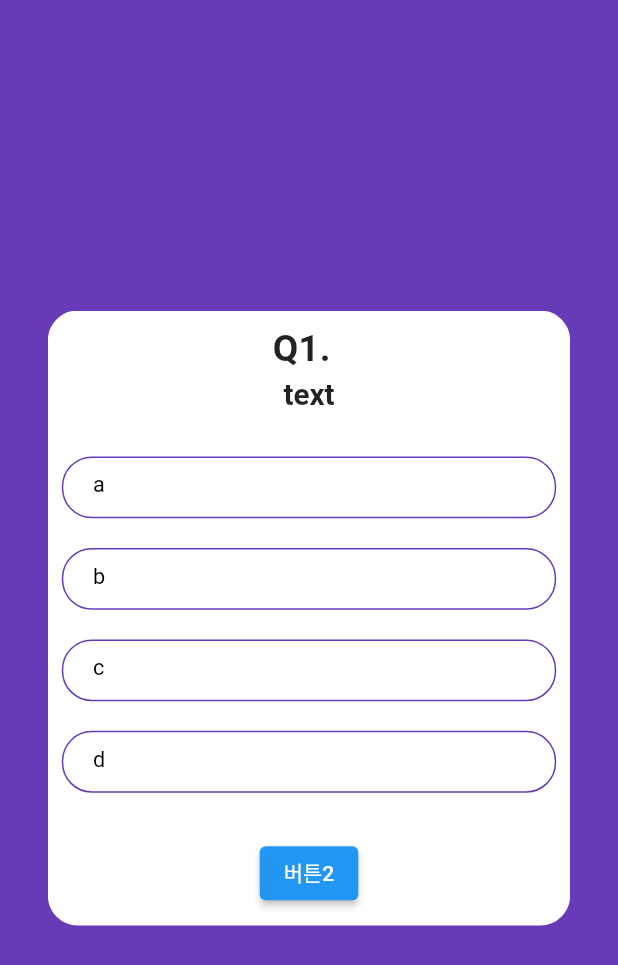
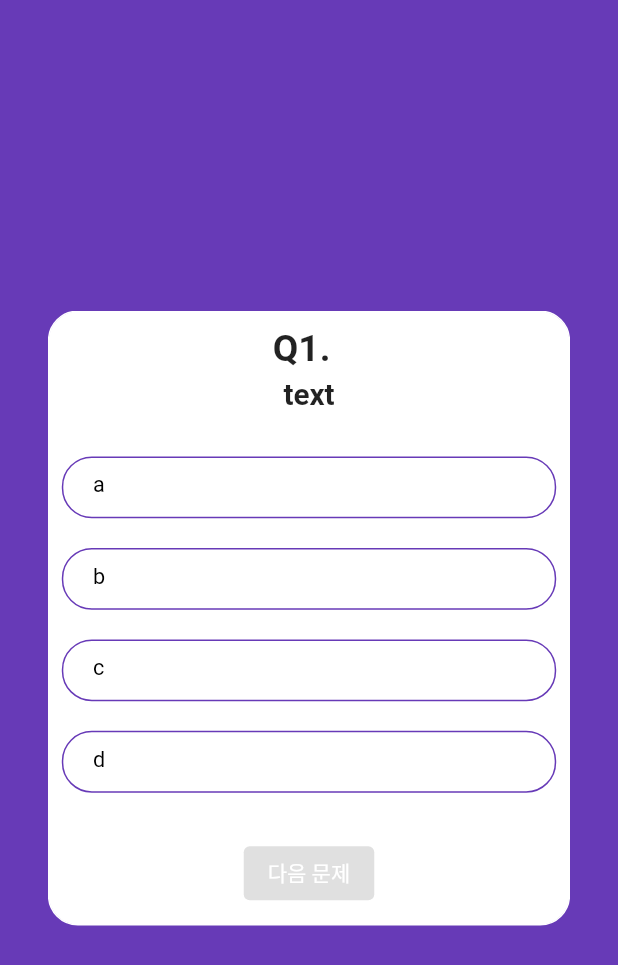
Before and after one commit to gabang2/Flutter_Quiz_App, a Flutter app: the screen it shows after launch, after a tap on "지금 퀴즈 풀기", on a phone screen of 412 x 824 dp. Shown: the top 965 px of the screen. Run offline on Flutter 3.47's test engine with Material 2 defaults, Android fonts, the phone set to English and light mode, and no system bars; our stand-ins replace flutter_swiper.

Commit message:
2강 완료(퀴즈 화면)

```diff
--- a/lib/screen/screen_quiz.dart
+++ b/lib/screen/screen_quiz.dart
@@ -53,8 +53,7 @@ class _QuizScreenState extends State<QuizScreen> {
       decoration: BoxDecoration(
           borderRadius: BorderRadius.circular(20),
           border: Border.all(color: Colors.white),
-        color: Colors.white
-      ),
+          color: Colors.white),
       child: Column(
         crossAxisAlignment: CrossAxisAlignment.center,
         children: [
@@ -92,9 +91,21 @@ class _QuizScreenState extends State<QuizScreen> {
                 minWidth: width * 0.5,
                 height: height * 0.05,
                 shape: RoundedRectangleBorder(
-                  borderRadius: BorderRadius.circular(10)
+                    borderRadius: BorderRadius.circular(10)),
+                child: ElevatedButton(
+                  child: _currentIndex == widget.quizs!.length - 1
+                      ? Text('결과 보기', style: TextStyle(color: Colors.white))
+                      : Text('다음 문제', style: TextStyle(color: Colors.white)),
+                  style: ElevatedButton.styleFrom(primary: Colors.deepPurple),
+                  onPressed: _answers[_currentIndex] == -1 ? null : () {
+                    if (_currentIndex == widget.quizs!.length) {
+                    } else {
+                      _answerState = [false, false, false, false];
+                      _currentIndex += 1;
+                      _controller.next();
+                    }
+                  },
                 ),
-                child: ElevatedButton(child: Text('버튼2'), onPressed: (){},),
               ),
             ),
           )
@@ -111,9 +122,9 @@ class _QuizScreenState extends State<QuizScreen> {
           text: quiz.candidates![i],
           width: width,
           answerState: _answerState[i],
-        tap: (){
-          setState((){
-            for (int j=0; j<4; j++){
+          tap: () {
+            setState(() {
+              for (int j = 0; j < 4; j++) {
                 if (j == i) {
                   _answerState[j] = true;
                   _answers[_currentIndex] = j;
@@ -124,11 +135,8 @@ class _QuizScreenState extends State<QuizScreen> {
                 }
               }
             });
-        }
-      ));
-      _children.add(
-        Padding(padding: EdgeInsets.all(width * 0.024))
-      );
+          }));
+      _children.add(Padding(padding: EdgeInsets.all(width * 0.024)));
     }
     return _children;
   }
```
Lines whose indentation alone changed are shown as unchanged.
